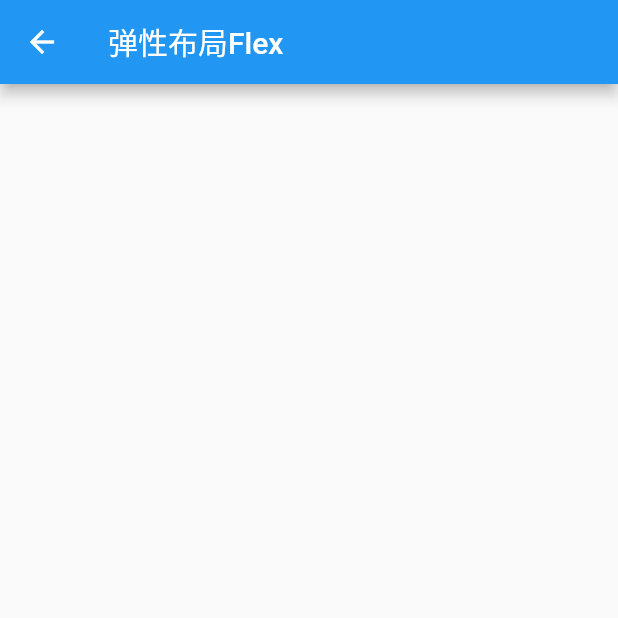
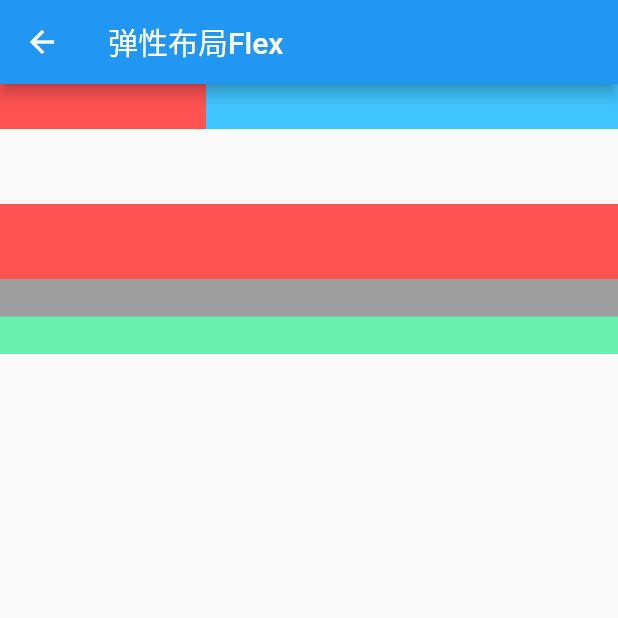
Before and after one commit to Yxjie/Flutter_Study, a Flutter app: the FlexLayoutWidget screen opened directly, on a phone screen of 412 x 824 dp, the top half of it. Run offline on Flutter 3.47's test engine with Material 2 defaults, Android fonts, the phone set to English and light mode, and no system bars.

Commit message:
[NFF] 代码提交

```diff
--- a/flutter_demo/lib/container/Flexlayout.dart
+++ b/flutter_demo/lib/container/Flexlayout.dart
@@ -9,7 +9,60 @@ class FlexLayoutWidget extends StatelessWidget{
         title: Text("弹性布局Flex"),
       ),
 
-//      body: ,
+      body: Column(
+        children: <Widget>[
+          Flex(
+            direction: Axis.horizontal,
+            children: <Widget>[
+              Expanded(
+                child: Container(
+                  color: Colors.redAccent,
+                  height: 30.0,
+                ),
+                flex: 1,
+              ),
+              Expanded(
+                child: Container(
+                  color: Colors.lightBlueAccent,
+                  height: 30.0,
+                ),
+                flex: 2,
+              ),
+            ],
+          ),
+          Padding(
+            padding: const EdgeInsets.only(top: 50.0),
+            child: SizedBox(
+              height: 100.0,
+              child: Container(
+                color: Colors.grey,
+                child: Flex(
+                  direction: Axis.vertical,
+                  children: <Widget>[
+                    Expanded(
+                      child: Container(
+                        height: 30.0,
+                        color: Colors.redAccent,
+                      ),
+                      flex: 2,
+                    ),
+                    Spacer(
+                      flex: 1,
+                    ),
+                    Expanded(
+                      child: Container(
+                        height: 50.0,
+                        color: Colors.greenAccent,
+                      ),
+                      flex: 1,
+                    )
+                  ],
+                ),
+              ),
+            ),
+          )
+        ],
+      ),
     );
   }
 
```
